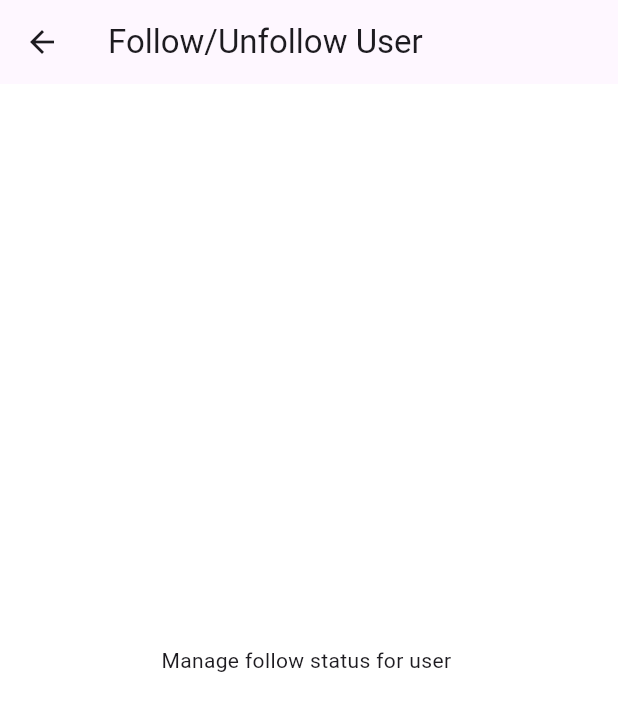
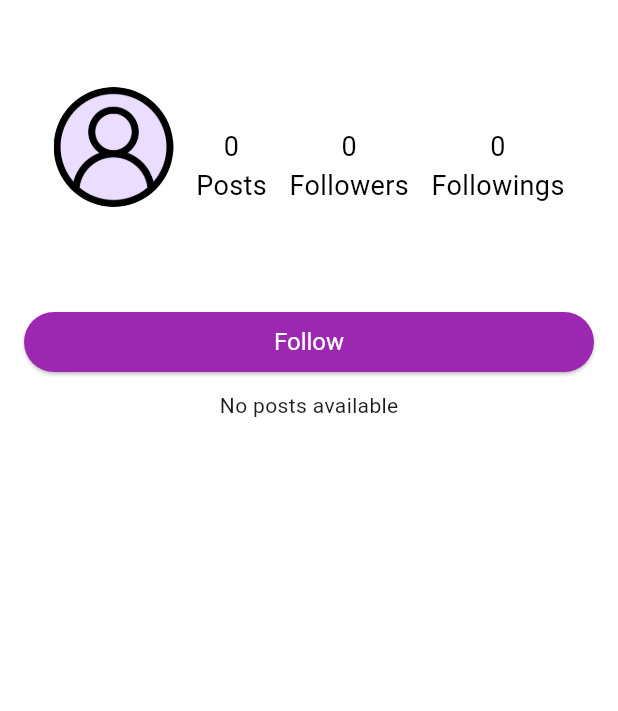
Before and after one commit to SumanTanwar/SocialTrails_Flutter, a Flutter app: the FollowUnfollowView screen opened directly with empty values, on a phone screen of 412 x 824 dp. Shown: the top 711 px of the screen. Run offline on Flutter 3.47's test engine with Material 3 defaults, Android fonts, the phone set to English and light mode, and no system bars; our stand-ins replace connectivity_plus, firebase_auth, firebase_core, firebase_database, firebase_storage, google_maps_flutter and 3 more; accounts and stored records are empty.

Commit message:
UI of follow Unfollow done

```diff
--- /dev/null
+++ b/lib/follounfollow.dart
@@ -0,0 +1,200 @@
+import 'package:flutter/material.dart';
+import 'package:socialtrailsapp/Interface/OperationCallback.dart';
+import 'package:socialtrailsapp/Utility/SessionManager.dart';
+import 'package:socialtrailsapp/Utility/UserService.dart';
+import 'package:socialtrailsapp/ModelData/Users.dart';
+import 'package:socialtrailsapp/main.dart';
+import '../Interface/DataOperationCallback.dart';
+import '../ModelData/UserPost.dart';
+import '../Utility/UserPostService.dart';
+import '../Utility/Utils.dart';
+
+class FollowUnfollowView extends StatefulWidget {
+  final String userId;
+
+  FollowUnfollowView({required this.userId});
+
+  @override
+  _FollowUnfollowViewState createState() => _FollowUnfollowViewState();
+}
+
+class _FollowUnfollowViewState extends State<FollowUnfollowView> {
+  Users? user;
+  bool isLoading = true;
+  final UserService userService = UserService();
+  final UserPostService userPostService = UserPostService();
+  List<String> _postImages = [];
+  int postsCount = 0;
+
+
+  @override
+  void initState() {
+    super.initState();
+    _fetchUserDetails();
+  }
+
+  Future<void> _fetchUserDetails() async {
+    user = await userService.adminGetUserByID(widget.userId);
+    _fetchUserPosts(widget.userId);
+    setState(() {
+      isLoading = false;
+    });
+  }
+
+
+
+  Future<void> _fetchUserPosts(String userId) async {
+    await userPostService.getAllUserPost(userId, DataOperationCallback<List<UserPost>>(
+      onSuccess: (posts) {
+        setState(() {
+          _postImages = posts
+              .map((post) => (post.uploadedImageUris?.isNotEmpty == true)
+              ? post.uploadedImageUris![0]
+              : null)
+              .where((image) => image != null)
+              .cast<String>()
+              .toList();
+
+          postsCount = _postImages.length;
+        });
+      },
+      onFailure: (error) {
+        print("Failed to fetch posts: $error");
+      },
+    ));
+  }
+
+  void _followUser() {
+    // Add your follow logic here, e.g., API call to follow the user
+    print("Followed user with ID");
+  }
+
+  @override
+  Widget build(BuildContext context) {
+    return Scaffold(
+      body: Padding(
+        padding: const EdgeInsets.all(8.0),
+        child: Container(
+          margin: const EdgeInsets.only(top: 50),
+          child: isLoading
+              ? Center(child: CircularProgressIndicator())
+              : Column(
+            children: [
+              Row(
+                mainAxisAlignment: MainAxisAlignment.center,
+                children: [
+                  Column(
+                    children: [
+                      CircleAvatar(
+                        radius: 40,
+                        backgroundImage: (user?.profilepicture != null && user!.profilepicture.isNotEmpty)
+                            ? NetworkImage(user!.profilepicture)
+                            : AssetImage('assets/user.png') as ImageProvider,
+                      ),
+                      SizedBox(height: 5),
+                      Text(
+                        user?.username ?? 'Unknown User',
+                        style: TextStyle(fontSize: 15, fontWeight: FontWeight.bold),
+                      ),
+                    ],
+                  ),
+                  SizedBox(width: 15),
+                  ProfileStat(count: '0', label: 'Posts'), // You may want to fetch this data as well
+                  SizedBox(width: 15),
+                  ProfileStat(count: '0', label: 'Followers'), // You may want to fetch this data as well
+                  SizedBox(width: 15),
+                  ProfileStat(count: '0', label: 'Followings'), // You may want to fetch this data as well
+                ],
+              ),
+              SizedBox(height: 5),
+              UserDetailText(label: user?.bio ?? ''),
+              SizedBox(height: 10),
+
+              Padding(
+                padding: const EdgeInsets.all(8.0),
+                child: SizedBox(
+                  width: double.infinity,
+                  child: ElevatedButton(
+                    onPressed: _followUser, // Your save function here
+                    style: ElevatedButton.styleFrom(
+                      backgroundColor: Colors.purple, // Button color
+                      padding: const EdgeInsets.symmetric(vertical: 10.0), // Vertical padding
+                      textStyle: const TextStyle(fontSize: 16), // Text style
+                    ),
+                    child: Text('Follow', style: TextStyle(color: Colors.white)), // Button text
+                  ),
+                ),
+              ),
+
+              _postImages.isNotEmpty
+                  ? Expanded(
+                child: GridView.builder(
+                  gridDelegate: SliverGridDelegateWithFixedCrossAxisCount(
+                    crossAxisCount: 3,
+                    childAspectRatio: 1,
+                  ),
+                  itemCount: _postImages.length,
+                  itemBuilder: (context, index) {
+                    return Container(
+                      decoration: BoxDecoration(
+                        border: Border.all(color: Colors.grey, width: 1),
+                        image: DecorationImage(
+                          image: NetworkImage(_postImages[index]),
+                          fit: BoxFit.cover,
+                        ),
+                      ),
+                    );
+                  },
+                ),
+              )
+                  : Text("No posts available"),
+
+            ],
+          ),
+        ),
+      ),
+    );
+  }
+}
+
+class ProfileStat extends StatelessWidget {
+  final String count;
+  final String label;
+
+  ProfileStat({required this.count, required this.label});
+
+  @override
+  Widget build(BuildContext context) {
+    return Column(
+      mainAxisAlignment: MainAxisAlignment.center,
+      children: [
+        Text(
+          count,
+          style: TextStyle(fontSize: 18, color: Colors.black),
+        ),
+        Text(
+          label,
+          style: TextStyle(fontSize: 18, color: Colors.black),
+        ),
+      ],
+    );
+  }
+}
+
+class UserDetailText extends StatelessWidget {
+  final String label;
+
+  UserDetailText({required this.label});
+
+  @override
+  Widget build(BuildContext context) {
+    return Container(
+      alignment: Alignment.centerLeft,
+      padding: EdgeInsets.only(left: 10),
+      child: Text(
+        label,
+        style: TextStyle(fontSize: 12, color: Colors.black),
+      ),
+    );
+  }
+}
--- a/lib/searchuser.dart
+++ b/lib/searchuser.dart
@@ -8,6 +8,7 @@ import '../Interface/DataOperationCallback.dart';
 import '../ModelData/UserPost.dart';
 import '../Utility/UserPostService.dart';
 import '../Utility/Utils.dart';
+import 'package:socialtrailsapp/follounfollow.dart';
 
 class SearchUserView extends StatefulWidget {
   @override
@@ -84,19 +85,6 @@ class _SearchUserViewState extends State<SearchUserView> {
   }
 }
 
-class FollowUnfollowView extends StatelessWidget {
-  final String userId;
-
-  FollowUnfollowView({required this.userId});
-
-  @override
-  Widget build(BuildContext context) {
-    return Scaffold(
-      appBar: AppBar(title: Text('Follow/Unfollow User')),
-      body: Center(child: Text('Manage follow status for user $userId')),
-    );
-  }
-}
 
 void main() {
   runApp(MaterialApp(home: SearchUserView()));
```
Also changed, not shown: lib/Utility/FollowService.dart (+100 -0 lines).
